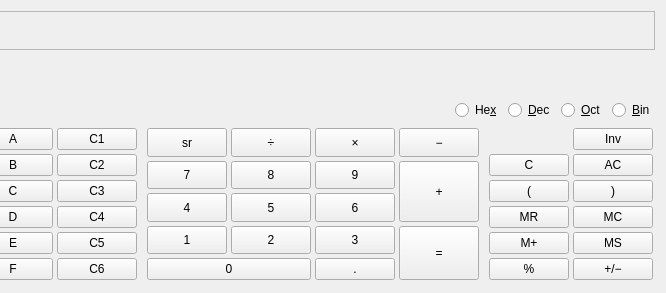
The window that kcalc.ui (KDE/kcalc) describes before a commit, drawn with Qt 5; both pictures show x 376 to 1042 and y 0 to 293 of the 1042 by 293 pixel window.
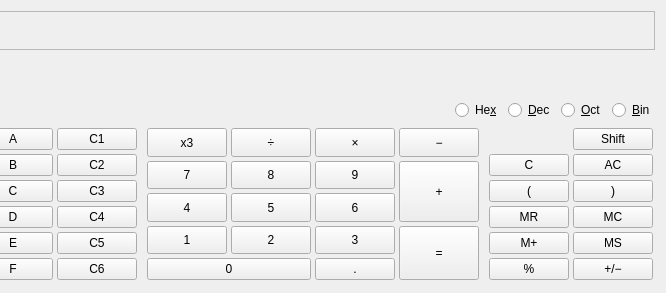
The same window after the commit. Custom widgets are drawn as their Qt base class.

Commit message:
Changes "Inv" button to "Shift", regroups x2 with sqrt(x) and x3 with 3rd root(x). Some cleanups with enums. Patch was discussed at reviewboard.
GUI:

```diff
--- a/kcalc.ui
+++ b/kcalc.ui
@@ -552,7 +552,7 @@
              <string>Square root</string>
             </property>
             <property name="text">
-             <string>sr</string>
+             <string>x3</string>
             </property>
            </widget>
           </item>
@@ -824,7 +824,7 @@
              <string>Inverse mode</string>
             </property>
             <property name="text">
-             <string>Inv</string>
+             <string>Shift</string>
             </property>
             <property name="shortcut">
              <string>I</string>
```
Left out of the diff: 14 changed lines with no effect on the pictures. The commit also changes 6 other files.
